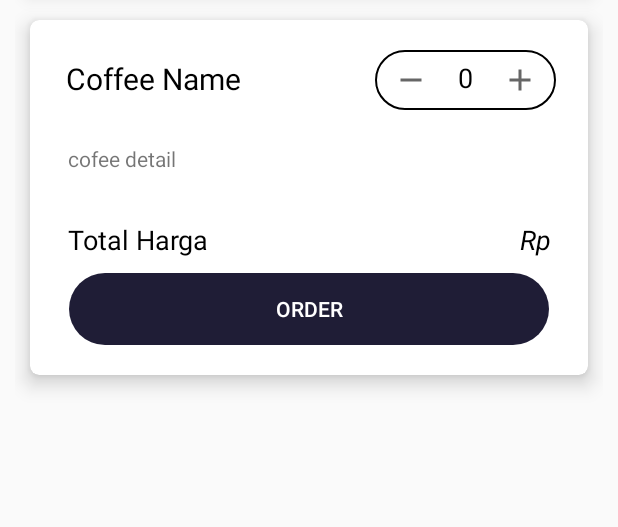
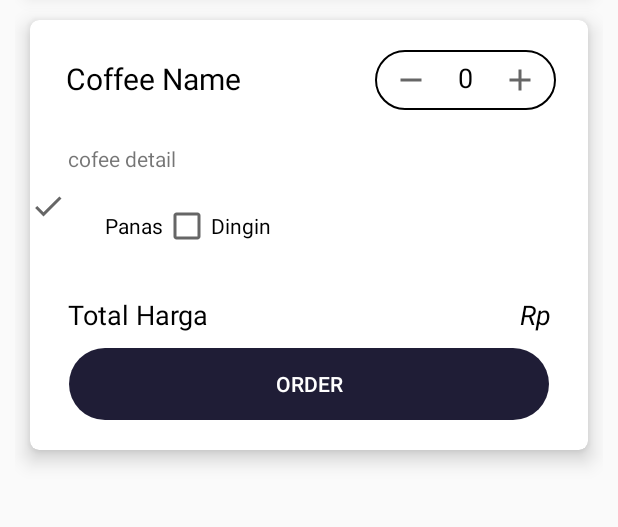
Before and after one commit to DhimasArbi/MyCafe, an Android app: the layout fragment_coffee_detail.xml on its own in the app's theme, with its tools: preview values and no code run, on a phone screen of 412 x 824 dp, the part 295-822 px from its top. Run offline under Robolectric (Android 15) with nearby library versions, the phone set to English and light mode, and no system bars.

Commit message:
test #1 add cold hot checkbox

```diff
--- /dev/null
+++ b/SanaSiniCoffee/app/src/main/res/drawable/ic_check.xml
@@ -0,0 +1,10 @@
+<vector xmlns:android="http://schemas.android.com/apk/res/android"
+    android:width="50dp"
+    android:height="50dp"
+    android:viewportWidth="50"
+    android:viewportHeight="50"
+    android:tint="?attr/colorControlNormal">
+  <path
+      android:fillColor="@android:color/white"
+      android:pathData="M9,16.17L4.83,12l-1.42,1.41L9,19 21,7l-1.41,-1.41z"/>
+</vector>
--- a/SanaSiniCoffee/app/src/main/res/layout/fragment_coffee_detail.xml
+++ b/SanaSiniCoffee/app/src/main/res/layout/fragment_coffee_detail.xml
@@ -122,11 +122,31 @@
                 android:layout_marginBottom="10dp"
                 android:text="cofee detail" />
 
+            <LinearLayout
+                android:id="@+id/ll1"
+                android:layout_width="wrap_content"
+                android:layout_height="wrap_content"
+                android:orientation="horizontal"
+                android:layout_below="@id/coffeedetaildetail">
+                <CheckBox
+                    android:id="@+id/hot"
+                    android:layout_width="wrap_content"
+                    android:layout_height="wrap_content"
+                    android:text="Panas"
+                    android:textColor="@color/black"
+                    android:button="@drawable/ic_check"/>
+                <CheckBox
+                    android:id="@+id/cold"
+                    android:layout_width="wrap_content"
+                    android:layout_height="wrap_content"
+                    android:text="Dingin"
+                    android:textColor="@color/black" />
+            </LinearLayout>
 
             <TextView
                 android:layout_width="wrap_content"
                 android:layout_height="wrap_content"
-                android:layout_below="@+id/coffeedetaildetail"
+                android:layout_below="@+id/ll1"
                 android:layout_alignParentStart="true"
                 android:layout_marginStart="25dp"
                 android:layout_marginTop="22dp"
@@ -139,7 +159,7 @@
                 android:id="@+id/orderINFO"
                 android:layout_width="wrap_content"
                 android:layout_height="wrap_content"
-                android:layout_below="@+id/coffeedetaildetail"
+                android:layout_below="@+id/ll1"
                 android:layout_alignParentEnd="true"
                 android:layout_marginTop="22dp"
                 android:layout_marginEnd="20dp"
```
